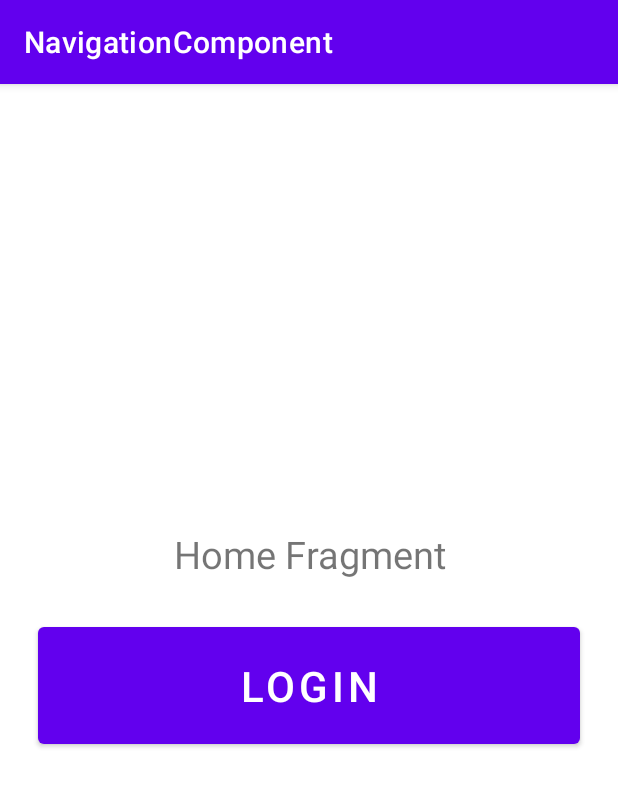
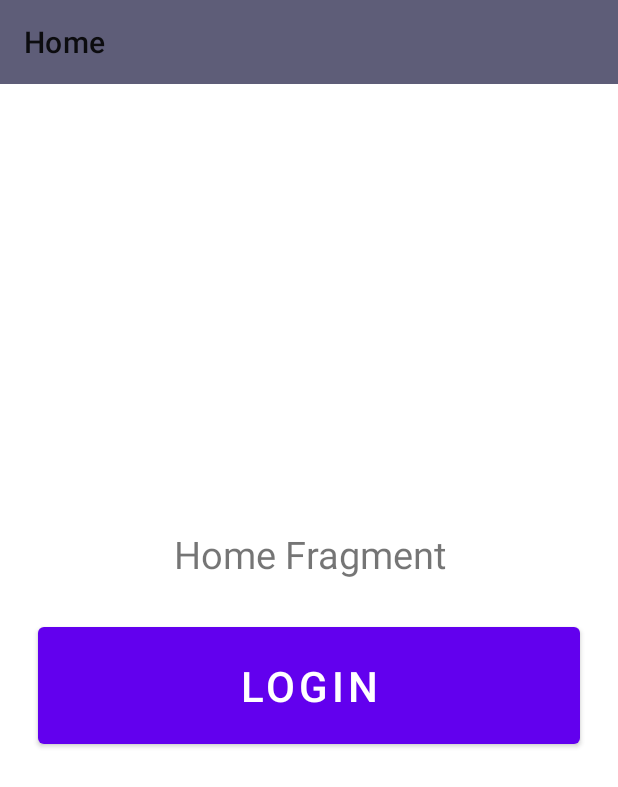
Before and after one commit to ski96277/NavigationComponent, an Android app: the screen it shows after launch (MainActivity), on a phone screen of 412 x 824 dp. Shown: the top 787 px of the screen. Run offline under Robolectric (Android 15) with nearby library versions, the phone set to English and light mode, and no system bars; our stand-ins replace navigation-ui.

Commit message:
Custom toolbar added and pass value to toolbar done

```diff
--- a/app/src/main/java/live/qtech/navigationcomponent/MainActivity.kt
+++ b/app/src/main/java/live/qtech/navigationcomponent/MainActivity.kt
@@ -2,10 +2,27 @@ package live.qtech.navigationcomponent
 
 import android.os.Bundle
 import androidx.appcompat.app.AppCompatActivity
+import androidx.navigation.NavController
+import androidx.navigation.fragment.NavHostFragment
+import androidx.navigation.fragment.findNavController
+import androidx.navigation.ui.setupActionBarWithNavController
+import kotlinx.android.synthetic.main.activity_main.*
 
 class MainActivity : AppCompatActivity() {
+
+    lateinit var navController : NavController
+
     override fun onCreate(savedInstanceState: Bundle?) {
         super.onCreate(savedInstanceState)
         setContentView(R.layout.activity_main)
+
+        val navHostFragment=supportFragmentManager.findFragmentById(R.id.nav_host_fragment) as NavHostFragment
+        navController=navHostFragment.findNavController()
+        setSupportActionBar(toolbar)
+        setupActionBarWithNavController(navController)
+    }
+
+    override fun onSupportNavigateUp(): Boolean {
+        return navController.navigateUp() || super.onSupportNavigateUp()
     }
 }
--- a/app/src/main/res/layout/activity_main.xml
+++ b/app/src/main/res/layout/activity_main.xml
@@ -1,10 +1,17 @@
 <?xml version="1.0" encoding="utf-8"?>
-<androidx.constraintlayout.widget.ConstraintLayout xmlns:android="http://schemas.android.com/apk/res/android"
+<LinearLayout xmlns:android="http://schemas.android.com/apk/res/android"
     xmlns:app="http://schemas.android.com/apk/res-auto"
     xmlns:tools="http://schemas.android.com/tools"
     android:layout_width="match_parent"
     android:layout_height="match_parent"
+    android:orientation="vertical"
     tools:context=".MainActivity">
+
+    <androidx.appcompat.widget.Toolbar
+        android:id="@+id/toolbar"
+        android:layout_width="match_parent"
+        android:background="#5E5D78"
+        android:layout_height="wrap_content" />
 
     <androidx.fragment.app.FragmentContainerView
         android:id="@+id/nav_host_fragment"
@@ -14,4 +21,4 @@
         app:defaultNavHost="true"
         app:navGraph="@navigation/nav_graph" />
 
-</androidx.constraintlayout.widget.ConstraintLayout>
+</LinearLayout>
--- a/app/src/main/res/navigation/nav_graph.xml
+++ b/app/src/main/res/navigation/nav_graph.xml
@@ -8,8 +8,8 @@
     <fragment
         android:id="@+id/homeFragment"
         android:name="live.qtech.navigationcomponent.HomeFragment"
-        android:label="fragment_home"
-        tools:layout="@layout/fragment_home" >
+        android:label="Home"
+        tools:layout="@layout/fragment_home">
         <action
             android:id="@+id/action_homeFragment_to_loginFragment"
             app:destination="@id/loginFragment"
@@ -21,8 +21,8 @@
     <fragment
         android:id="@+id/loginFragment"
         android:name="live.qtech.navigationcomponent.LoginFragment"
-        android:label="fragment_login"
-        tools:layout="@layout/fragment_login" >
+        android:label="Registration"
+        tools:layout="@layout/fragment_login">
         <action
             android:id="@+id/action_loginFragment_to_welcomeFragment"
             app:destination="@id/welcomeFragment"
@@ -30,12 +30,12 @@
             app:enterAnim="@anim/slide_in_right"
             app:exitAnim="@anim/slide_out_left"
             app:popEnterAnim="@anim/slide_in_left"
-            app:popExitAnim="@anim/slide_out_right"/>
+            app:popExitAnim="@anim/slide_out_right" />
     </fragment>
     <fragment
         android:id="@+id/welcomeFragment"
         android:name="live.qtech.navigationcomponent.WelcomeFragment"
-        android:label="fragment_welcome"
+        android:label="{userName}"
         tools:layout="@layout/fragment_welcome" >
         <argument android:name="userName"
             app:argType="string" />
--- a/app/src/main/res/values-night/themes.xml
+++ b/app/src/main/res/values-night/themes.xml
@@ -1,6 +1,6 @@
 <resources xmlns:tools="http://schemas.android.com/tools">
     <!-- Base application theme. -->
-    <style name="Theme.NavigationComponent" parent="Theme.MaterialComponents.DayNight.DarkActionBar">
+    <style name="Theme.NavigationComponent" parent="Theme.MaterialComponents.DayNight.NoActionBar">
         <!-- Primary brand color. -->
         <item name="colorPrimary">@color/purple_200</item>
         <item name="colorPrimaryVariant">@color/purple_700</item>
--- a/app/src/main/res/values/themes.xml
+++ b/app/src/main/res/values/themes.xml
@@ -1,6 +1,6 @@
 <resources xmlns:tools="http://schemas.android.com/tools">
     <!-- Base application theme. -->
-    <style name="Theme.NavigationComponent" parent="Theme.MaterialComponents.DayNight.DarkActionBar">
+    <style name="Theme.NavigationComponent" parent="Theme.MaterialComponents.DayNight.NoActionBar">
         <!-- Primary brand color. -->
         <item name="colorPrimary">@color/purple_500</item>
         <item name="colorPrimaryVariant">@color/purple_700</item>
```
